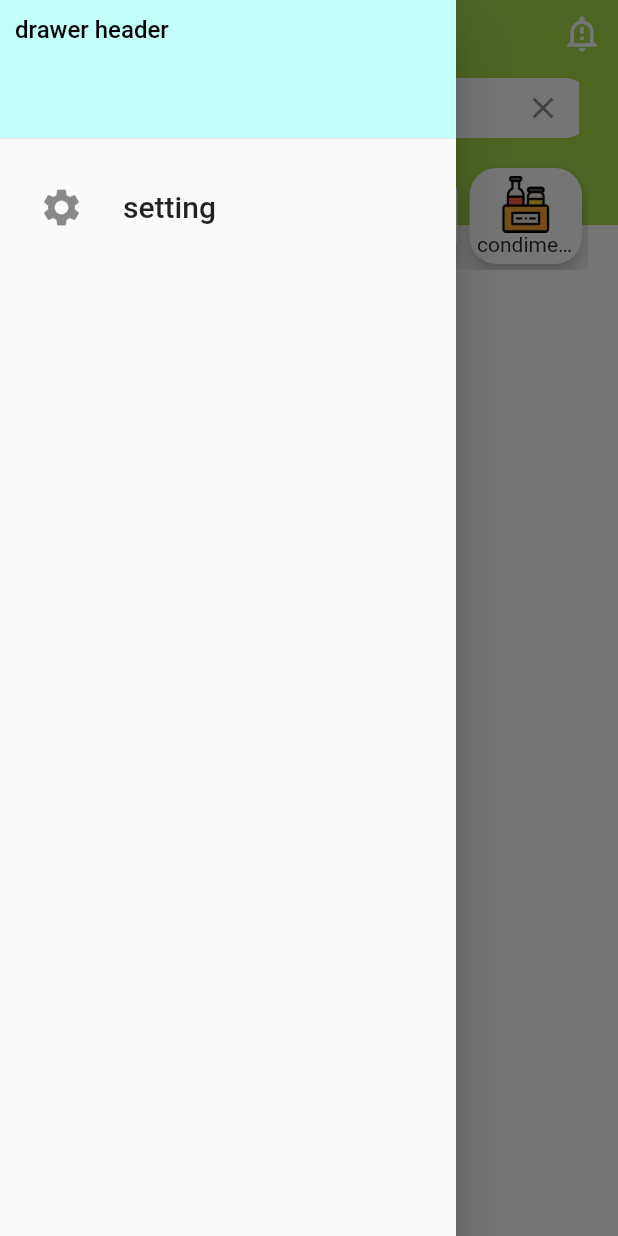
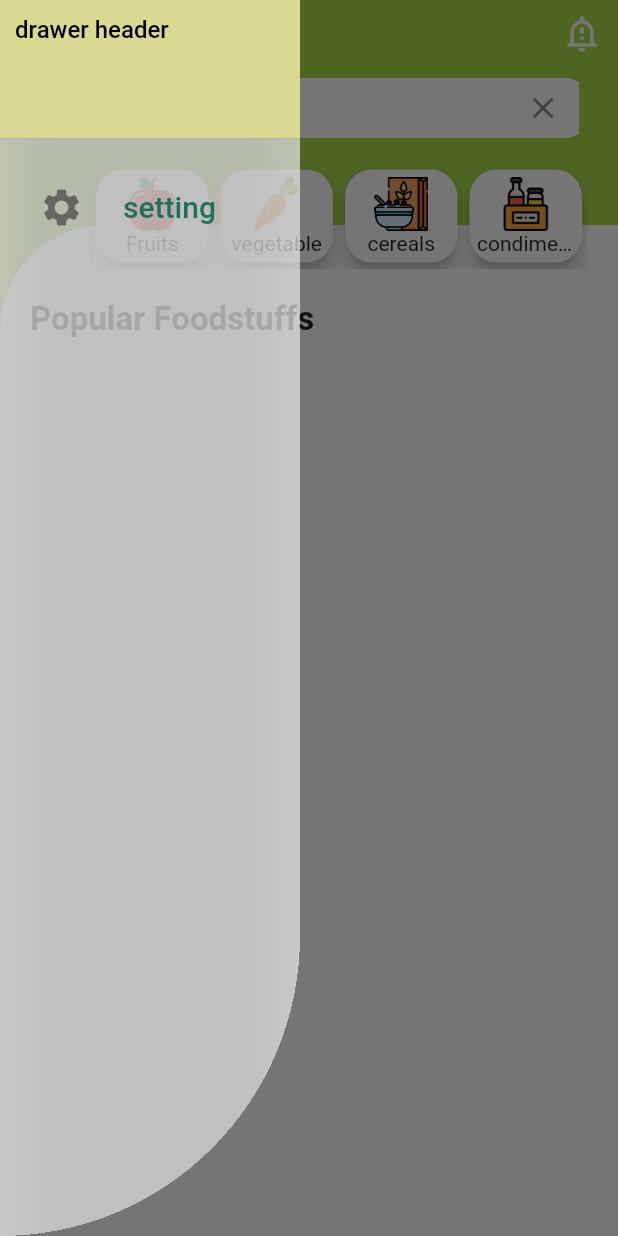
Before and after one commit to fatmaabozeina/ibs_food_map, a Flutter app: the IBSFoodMap screen opened directly, with the side drawer open, on a phone screen of 412 x 824 dp. Run offline on Flutter 3.47's test engine with Material 2 defaults, Android fonts, the phone set to English and light mode, and no system bars; our stand-ins replace bloc, dio, flutter_bloc, introduction_screen; missing offline and left inert: dart:ffi; network calls fail.

Commit message:
change categorycell name into category card, change the way you call the categorycard, funcutional category list that respond to tap, relocate category list to statful widget, delet unneeded content sized file, create card details dialog, change design of drawer by adding container with specific details, finally, category cards is working correctly.

```diff
--- a/lib/features/home/presentation/pages/food_map.dart
+++ b/lib/features/home/presentation/pages/food_map.dart
@@ -1,12 +1,14 @@
 import 'package:flutter/material.dart';
 import 'package:flutter_bloc/flutter_bloc.dart';
+import 'package:ibs_food_map/core/resources/images/images_path.dart';
 
 import 'package:ibs_food_map/features/home/presentation/cubit/food_map_cubit.dart';
 import 'package:ibs_food_map/features/home/presentation/cubit/foodmap_state.dart';
+import 'package:ibs_food_map/features/home/presentation/widgets/category_card.dart';
 
 import 'package:ibs_food_map/features/home/presentation/widgets/category_list.dart';
 import 'package:ibs_food_map/features/home/presentation/widgets/Main_drawer.dart';
-import 'package:ibs_food_map/features/home/presentation/widgets/content_sized_item.dart';
+import 'package:ibs_food_map/features/home/presentation/widgets/details_dialog.dart';
 import 'package:ibs_food_map/features/home/presentation/widgets/main_gridview_cell.dart';
 
 import '../../../../data_model.dart';
@@ -22,6 +24,26 @@ class IBSFoodMap extends StatefulWidget {
 
 class _IBSFoodMapState extends State<IBSFoodMap> {
   FoodMapCubit cubit = FoodMapCubit();
+  var selectedIndex = -1;
+  List<CategoryCard> categoryList = [];
+
+  List<_CategorieInfo> categoriesInfo = [
+    _CategorieInfo(label: 'Fruits', imagePath: ImagesPathts.fruitCategoryCell),
+    _CategorieInfo(
+        label: 'vegetable', imagePath: ImagesPathts.vegetableCategoryCell),
+    _CategorieInfo(
+        label: 'cereals', imagePath: ImagesPathts.cerealCategoryCell),
+    _CategorieInfo(
+        label: 'condiments', imagePath: ImagesPathts.condimentCategoryCell),
+    _CategorieInfo(label: 'nuts', imagePath: ImagesPathts.nutsCategoryCell)
+  ];
+
+  void onCategoryCardTap(int index) {
+    setState(() {
+      selectedIndex = index;
+    });
+  }
+
   @override
   Widget build(BuildContext context) {
     return BlocProvider(
@@ -77,10 +99,19 @@ class _IBSFoodMapState extends State<IBSFoodMap> {
                                       crossAxisSpacing: 20,
                                       mainAxisSpacing: 20),
                               itemBuilder: (BuildContext context, int index) =>
-                                  MainGridViewCell(
-                                imageUrl: cubit.fruitsList?[index].image,
-                                label: cubit.fruitsList?[index].name,
-                                rating: cubit.fruitsList?[index].rating,
+                                  GestureDetector(
+                                onTap: () {
+                                  showDialog<String>(
+                                    context: context,
+                                    builder: (BuildContext context) =>
+                                        DetailsDialog(),
+                                  );
+                                },
+                                child: MainGridViewCell(
+                                  imageUrl: cubit.fruitsList?[index].image,
+                                  label: cubit.fruitsList?[index].name,
+                                  rating: cubit.fruitsList?[index].rating,
+                                ),
                               ),
                             ),
                           ),
@@ -94,14 +125,21 @@ class _IBSFoodMapState extends State<IBSFoodMap> {
                   alignment: AlignmentDirectional.center,
                   height: 80,
                   width: double.infinity,
-                  child: SingleChildScrollView(
-                    scrollDirection: Axis.horizontal,
-                    child: Row(
-                      mainAxisSize: MainAxisSize.min,
-                      children: categoryList,
-                    ),
+                  child: Container(
+                    height: 70,
+                    child: ListView.builder(
+                        scrollDirection: Axis.horizontal,
+                        itemCount: this.categoriesInfo.length,
+                        itemBuilder: ((context, index) {
+                          return CategoryCard(
+                              selected: selectedIndex == index,
+                              label: this.categoriesInfo[index].label,
+                              image: this.categoriesInfo[index].imagePath,
+                              index: index,
+                              onTap: onCategoryCardTap);
+                        })),
                   ),
-                )
+                ),
               ],
             ),
           );
@@ -110,3 +148,9 @@ class _IBSFoodMapState extends State<IBSFoodMap> {
     );
   }
 }
+
+class _CategorieInfo {
+  final String label;
+  final String imagePath;
+  _CategorieInfo({required this.label, required this.imagePath});
+}
--- a/lib/features/home/presentation/widgets/Main_drawer.dart
+++ b/lib/features/home/presentation/widgets/Main_drawer.dart
@@ -5,7 +5,16 @@ class MainDrawer extends StatelessWidget {
 
   @override
   Widget build(BuildContext context) {
-    return Drawer(
+    return Container(
+      clipBehavior: Clip.hardEdge,
+      width: 200,
+      decoration: const BoxDecoration(
+          color: Colors.white12,
+          borderRadius: BorderRadius.only(
+            bottomRight: Radius.circular(250.0),
+          )),
+      child: Drawer(
+        backgroundColor: Colors.white60,
         child: ListView(
           padding: EdgeInsets.zero,
           children: [
@@ -14,7 +23,7 @@ class MainDrawer extends StatelessWidget {
               width: 50,
               child: const DrawerHeader(
                 decoration: BoxDecoration(
-                color: Color(0xFFC2FFF9),
+                  color: Color(0xFFDAD992),
                 ),
                 padding: EdgeInsets.all(10.0),
                 child: Text(
@@ -28,15 +37,16 @@ class MainDrawer extends StatelessWidget {
               child: ListTile(
                 title: Text(
                   'setting',
-                style: TextStyle(fontSize: 20),
+                  style: TextStyle(fontSize: 20, color: Color(0xFF1E6F5C)),
                 ),
                 leading: Icon(
                   Icons.settings,
                   size: 30,
                 ),
               ),
-          )
+            ),
           ],
+        ),
       ),
     );
   }
--- a/lib/features/home/presentation/widgets/category_card.dart
+++ b/lib/features/home/presentation/widgets/category_card.dart
@@ -2,33 +2,34 @@ import 'package:flutter/cupertino.dart';
 import 'package:flutter/material.dart';
 import 'package:ibs_food_map/features/home/presentation/cubit/food_map_cubit.dart';
 
-class CategoryCell extends StatefulWidget {
+class CategoryCard extends StatefulWidget {
   String image;
   String label;
-
-  CategoryCell({
+  int index;
+  Function(int) onTap;
+  bool selected;
+  CategoryCard({
     required this.image,
     required this.label,
+    required this.index,
+    required this.onTap,
+    required this.selected,
   });
 
   @override
-  State<CategoryCell> createState() => _CategoryCellState();
+  State<CategoryCard> createState() => _CategoryCardState();
 }
 
-class _CategoryCellState extends State<CategoryCell> {
-  bool selected = false;
+class _CategoryCardState extends State<CategoryCard> {
   FoodMapCubit cubit = FoodMapCubit();
   @override
   Widget build(BuildContext context) {
     return GestureDetector(
       onTap: () {
-        setState(() {
-          selected = !selected;
-          cubit.getFruits();
-        });
+        widget.onTap(widget.index);
       },
       child: Card(
-        shape: selected == false
+        shape: widget.selected == false
             ? const RoundedRectangleBorder(
                 borderRadius: BorderRadius.all(Radius.circular(18)),
                 side: BorderSide.none)
--- a/lib/features/home/presentation/widgets/category_list.dart
+++ b/lib/features/home/presentation/widgets/category_list.dart
@@ -1,26 +1,3 @@
 import 'package:flutter/material.dart';
 import '../../../../core/resources/images/images_path.dart';
 import 'category_card.dart';
-
-List<CategoryCell> categoryList = [
-  CategoryCell(
-    label: 'Fruits',
-    image: (ImagesPathts.fruitCategoryCell),
-  ),
-  CategoryCell(
-    label: 'vegetable',
-    image: ImagesPathts.vegetableCategoryCell,
-  ),
-  CategoryCell(
-    label: 'cereals',
-    image: ImagesPathts.cerealCategoryCell,
-  ),
-  CategoryCell(
-    label: 'condiments',
-    image: ImagesPathts.condimentCategoryCell,
-  ),
-  CategoryCell(
-    label: 'nuts',
-    image: ImagesPathts.nutsCategoryCell,
-  ),
-];
--- a/lib/features/home/presentation/widgets/main_gridview_cell.dart
+++ b/lib/features/home/presentation/widgets/main_gridview_cell.dart
@@ -2,7 +2,7 @@ import 'package:flutter/material.dart';
 import 'package:ibs_food_map/core/resources/images/images_path.dart';
 
 class MainGridViewCell extends StatelessWidget {
-  MainGridViewCell({required this.imageUrl, this.label, required this.rating});
+  MainGridViewCell({this.imageUrl, this.label, required this.rating});
 
   String? imageUrl;
   String? label;
@@ -10,7 +10,8 @@ class MainGridViewCell extends StatelessWidget {
 
   @override
   Widget build(BuildContext context) {
-    return Card(
+    return GestureDetector(
+      child: Card(
         color: const Color(0xFFFBDCC4),
         shape: const RoundedRectangleBorder(
           borderRadius: BorderRadius.all(
@@ -58,6 +59,7 @@ class MainGridViewCell extends StatelessWidget {
             ),
           ),
         ),
+      ),
     );
   }
 }
--- a/lib/main.dart
+++ b/lib/main.dart
@@ -15,7 +15,8 @@ class MyApp extends StatelessWidget {
   @override
   Widget build(BuildContext context) {
     return MaterialApp(
-        debugShowCheckedModeBanner: false, home: IBSFoodMap() //OnBoarding(),
+        debugShowCheckedModeBanner: false,
+        home: OnBoarding() //OnBoarding() //OnBoarding(),
         );
   }
 }
```
Also changed, not shown: lib/features/home/presentation/widgets/content_sized_item.dart (deleted, +0 -38 lines), lib/features/home/presentation/widgets/details_dialog.dart (added, +75 -0 lines), 1 other file. Lines whose indentation alone changed are shown as unchanged.
